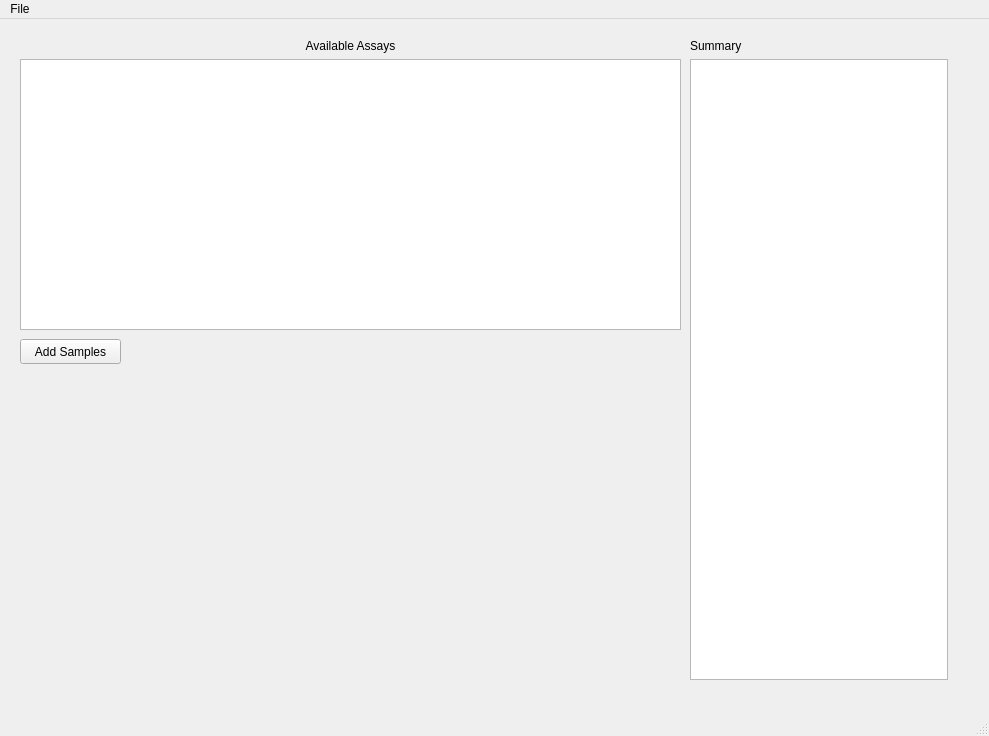
The window that Views/uiMainWindow.ui (samuelvp360/Microbiological-Assay-Calculator) describes before a commit, drawn with Qt 5.
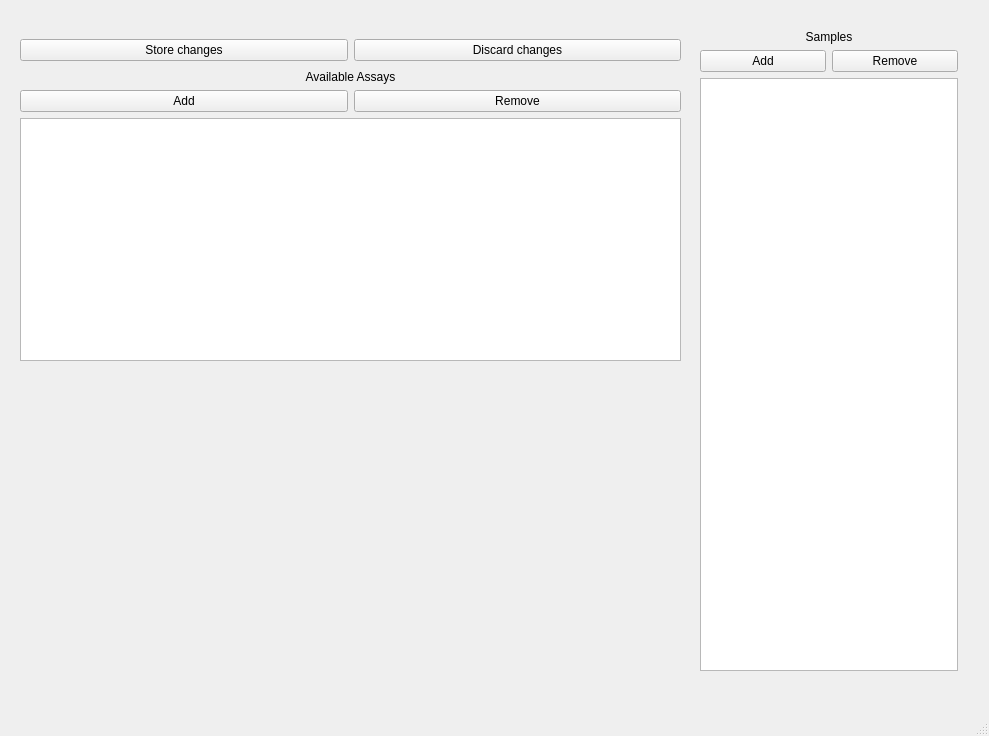
The same window after the commit.

```diff
--- a/Views/uiMainWindow.ui
+++ b/Views/uiMainWindow.ui
@@ -14,24 +14,11 @@
    <string>MainWindow</string>
   </property>
   <widget class="QWidget" name="centralwidget">
-   <widget class="QPushButton" name="uiAddSampleButton">
-    <property name="geometry">
-     <rect>
-      <x>20</x>
-      <y>320</y>
-      <width>101</width>
-      <height>25</height>
-     </rect>
-    </property>
-    <property name="text">
-     <string>Add Samples</string>
-    </property>
-   </widget>
    <widget class="QWidget" name="layoutWidget">
     <property name="geometry">
      <rect>
       <x>20</x>
-      <y>20</y>
+      <y>70</y>
       <width>661</width>
       <height>291</height>
      </rect>
@@ -48,15 +35,33 @@
       </widget>
      </item>
      <item>
-      <widget class="QTableView" name="uiAvailableAssaysTableView"/>
+      <layout class="QHBoxLayout" name="horizontalLayout_3">
+       <item>
+        <widget class="QPushButton" name="uiAddAssayButton">
+         <property name="text">
+          <string>Add</string>
+         </property>
+        </widget>
+       </item>
+       <item>
+        <widget class="QPushButton" name="uiDelAssayButton">
+         <property name="text">
+          <string>Remove</string>
+         </property>
+        </widget>
+       </item>
+      </layout>
+     </item>
+     <item>
+      <widget class="QTableView" name="uiAssaysTableView"/>
      </item>
     </layout>
    </widget>
    <widget class="QWidget" name="layoutWidget">
     <property name="geometry">
      <rect>
-      <x>690</x>
-      <y>20</y>
+      <x>700</x>
+      <y>30</y>
       <width>258</width>
       <height>641</height>
      </rect>
@@ -65,12 +70,33 @@
      <item>
       <widget class="QLabel" name="label">
        <property name="text">
-        <string>Summary</string>
+        <string>Samples</string>
+       </property>
+       <property name="alignment">
+        <set>Qt::AlignCenter</set>
        </property>
       </widget>
      </item>
      <item>
-      <widget class="QTableView" name="uiSummaryTableView"/>
+      <layout class="QHBoxLayout" name="horizontalLayout_2">
+       <item>
+        <widget class="QPushButton" name="uiAddSampleButton">
+         <property name="text">
+          <string>Add</string>
+         </property>
+        </widget>
+       </item>
+       <item>
+        <widget class="QPushButton" name="uiDelSampleButton">
+         <property name="text">
+          <string>Remove</string>
+         </property>
+        </widget>
+       </item>
+      </layout>
+     </item>
+     <item>
+      <widget class="QTableView" name="uiSamplesTableView"/>
      </item>
     </layout>
    </widget>
@@ -78,13 +104,39 @@
     <property name="geometry">
      <rect>
       <x>20</x>
-      <y>350</y>
+      <y>370</y>
       <width>661</width>
       <height>311</height>
      </rect>
     </property>
     <layout class="QVBoxLayout" name="uiPlotLayout"/>
    </widget>
+   <widget class="QWidget" name="layoutWidget">
+    <property name="geometry">
+     <rect>
+      <x>20</x>
+      <y>30</y>
+      <width>661</width>
+      <height>41</height>
+     </rect>
+    </property>
+    <layout class="QHBoxLayout" name="horizontalLayout">
+     <item>
+      <widget class="QPushButton" name="uiCommitButton">
+       <property name="text">
+        <string>Store changes</string>
+       </property>
+      </widget>
+     </item>
+     <item>
+      <widget class="QPushButton" name="uiDiscardButton">
+       <property name="text">
+        <string>Discard changes</string>
+       </property>
+      </widget>
+     </item>
+    </layout>
+   </widget>
   </widget>
   <widget class="QMenuBar" name="menubar">
    <property name="geometry">
@@ -95,20 +147,6 @@
      <height>22</height>
     </rect>
    </property>
-   <widget class="QMenu" name="menuFile">
-    <property name="title">
-     <string>File</string>
-    </property>
-    <widget class="QMenu" name="menuNew_Assay">
-     <property name="title">
-      <string>New Assay</string>
-     </property>
-     <addaction name="uiActionMIC"/>
-     <addaction name="uiActionMTT"/>
-    </widget>
-    <addaction name="menuNew_Assay"/>
-   </widget>
-   <addaction name="menuFile"/>
   </widget>
   <widget class="QStatusBar" name="statusbar"/>
   <action name="uiActionMIC">
```
Left out of the diff: 20 changed lines with no effect on the pictures.
